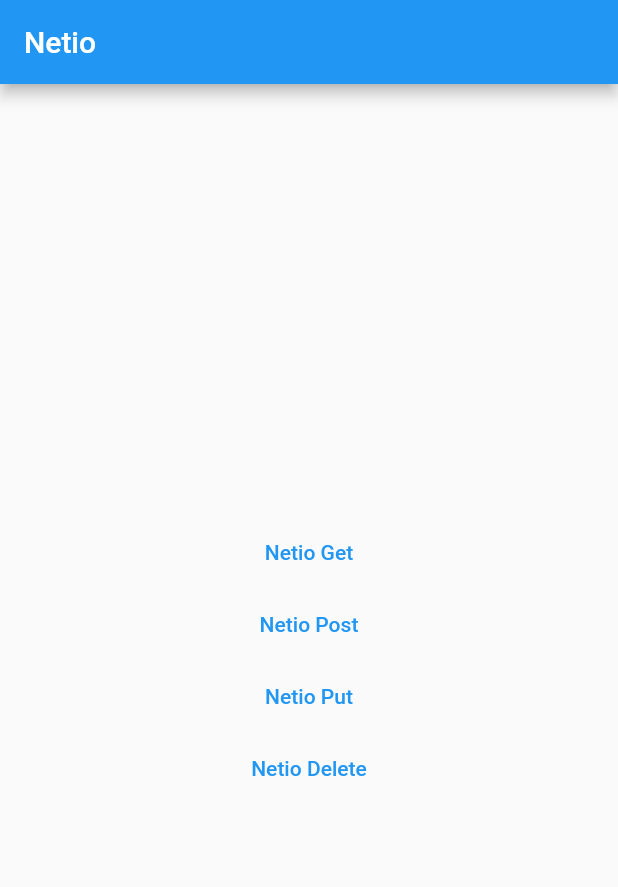
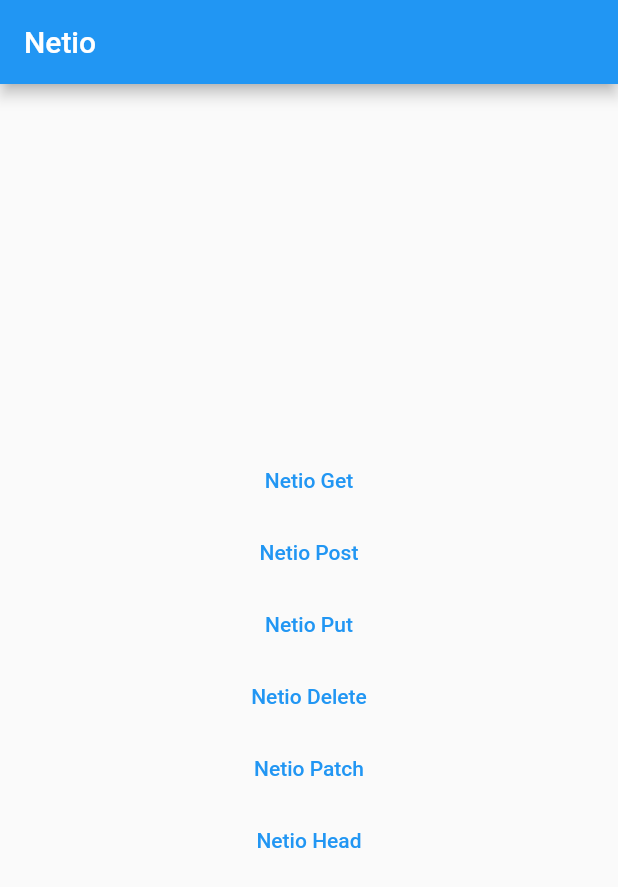
Before and after one commit to aashish2604/Netio, a Flutter app: the screen it shows after launch, on a phone screen of 412 x 824 dp. Shown: the top 887 px of the screen. Run offline on Flutter 3.47's test engine with Material 2 defaults, Android fonts, the phone set to English and light mode, and no system bars.

Commit message:
updated the example

```diff
--- a/example/lib/main.dart
+++ b/example/lib/main.dart
@@ -93,6 +93,27 @@ class HomePage extends StatelessWidget {
                   logData(response);
                 },
                 child: const Text('Netio Delete')),
+            TextButton(
+                onPressed: () async {
+                  final response = await Netio().patch(
+                      'https://jsonplaceholder.typicode.com/posts/1',
+                      body: {
+                        'title': 'foo',
+                      },
+                      options: Options(headers: {
+                        'Content-type': 'application/json; charset=UTF-8'
+                      }));
+                  logData(response);
+                },
+                child: const Text('Netio Patch')),
+            TextButton(
+                onPressed: () async {
+                  final response = await Netio()
+                      .head('https://jsonplaceholder.typicode.com/posts');
+                  logData(response);
+                  print(response?.options?.headers);
+                },
+                child: const Text('Netio Head')),
           ],
         ),
       ),
```
